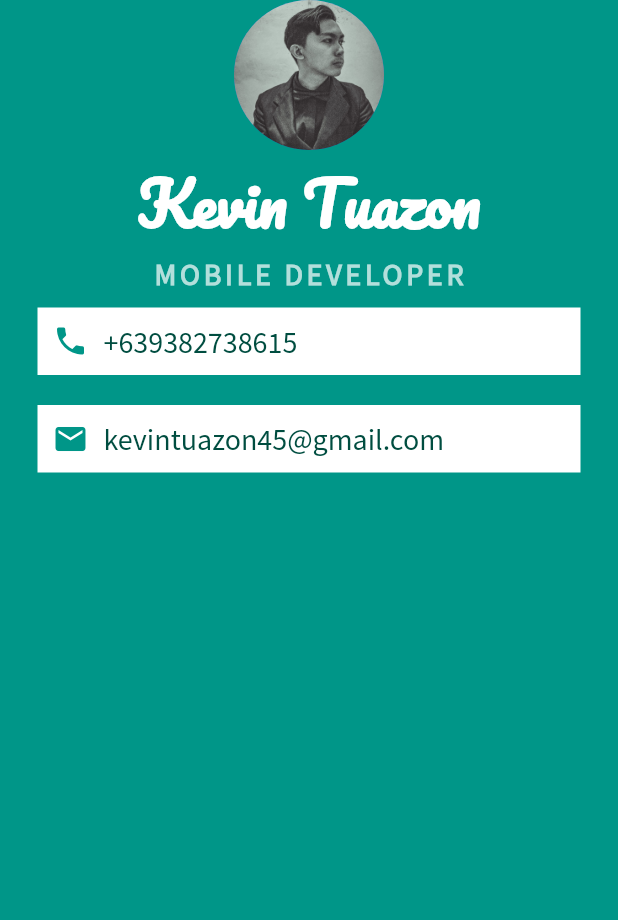
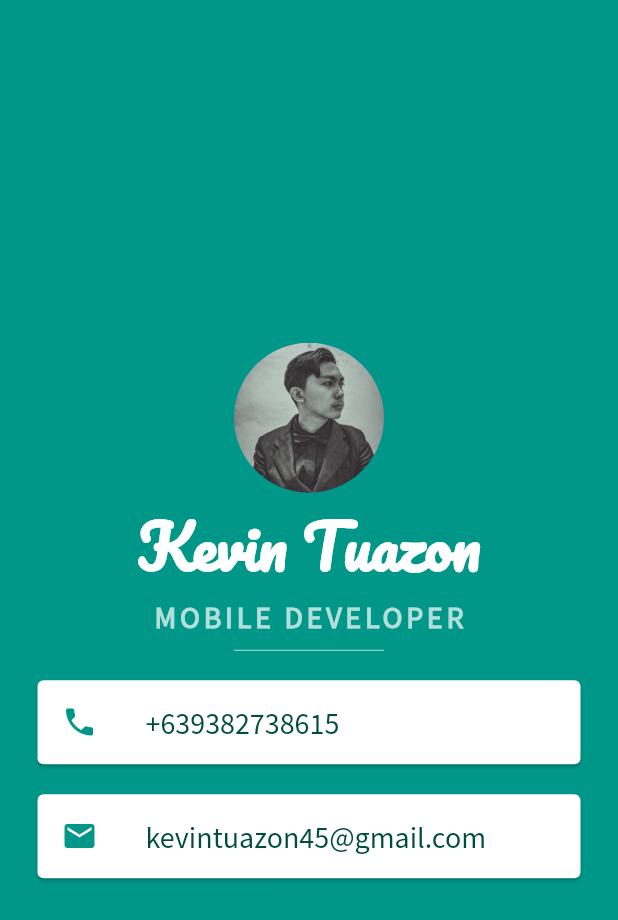
Before and after one commit to kvntzn/mi_card_flutter, a Flutter app: the screen it shows after launch, on a phone screen of 412 x 824 dp. Shown: the top 920 px of the screen. Run offline on Flutter 3.47's test engine with Material 2 defaults, Android fonts, the phone set to English and light mode, and no system bars.

Commit message:
update UI

```diff
--- a/lib/main.dart
+++ b/lib/main.dart
@@ -12,6 +12,8 @@ class MyApp extends StatelessWidget {
         backgroundColor: Colors.teal,
         body: SafeArea(
           child: Column(
+            mainAxisAlignment: MainAxisAlignment.center,
+            crossAxisAlignment: CrossAxisAlignment.center,
             children: [
               CircleAvatar(
                 radius: 50,
@@ -34,51 +36,35 @@ class MyApp extends StatelessWidget {
                     letterSpacing: 2.5,
                     fontWeight: FontWeight.bold),
               ),
-              Container(
-                padding: EdgeInsets.all(10),
-                color: Colors.white,
+              SizedBox(
+                height: 20,
+                width: 100,
+                child: Divider(
+                  color: Colors.teal.shade100,
+                ),
+              ),
+              Card(
                 margin: EdgeInsets.symmetric(vertical: 10, horizontal: 25),
-                child: Row(
-                  children: [
-                    Icon(
-                      Icons.phone,
-                      color:Colors.teal
-                    ),
-                    SizedBox(
-                      width: 10,
-                    ),
-                    Text('+639382738615',
+                child: ListTile(
+                  leading: Icon(Icons.phone, color: Colors.teal),
+                  title: Text('+639382738615',
                       style: TextStyle(
                           color: Colors.teal.shade900,
                           fontFamily: 'Source Sans Pro',
-                        fontSize: 20
+                          fontSize: 20)),
                 ),
-                    )
-                  ],
-                )
               ),
-              Container(
-                padding: EdgeInsets.all(10),
-                color: Colors.white,
+              Card(
                 margin: EdgeInsets.symmetric(vertical: 10, horizontal: 25),
-                child: Row(
-                  children: [
-                    Icon(
-                        Icons.mail,
-                        color: Colors.teal
-                    ),
-                    SizedBox(
-                      width: 10,
-                    ),
-                    Text('kevintuazon45@gmail.com',
+                child: ListTile(
+                    leading: Icon(Icons.mail, color: Colors.teal),
+                    title: Text(
+                      'kevintuazon45@gmail.com',
                       style: TextStyle(
                           color: Colors.teal.shade900,
                           fontFamily: 'Source Sans Pro',
-                      fontSize: 20
-                    ),
-                    )
-                  ]
-                ),
+                          fontSize: 20),
+                    )),
               )
             ],
           ),
```
Lines whose indentation alone changed are shown as unchanged.
